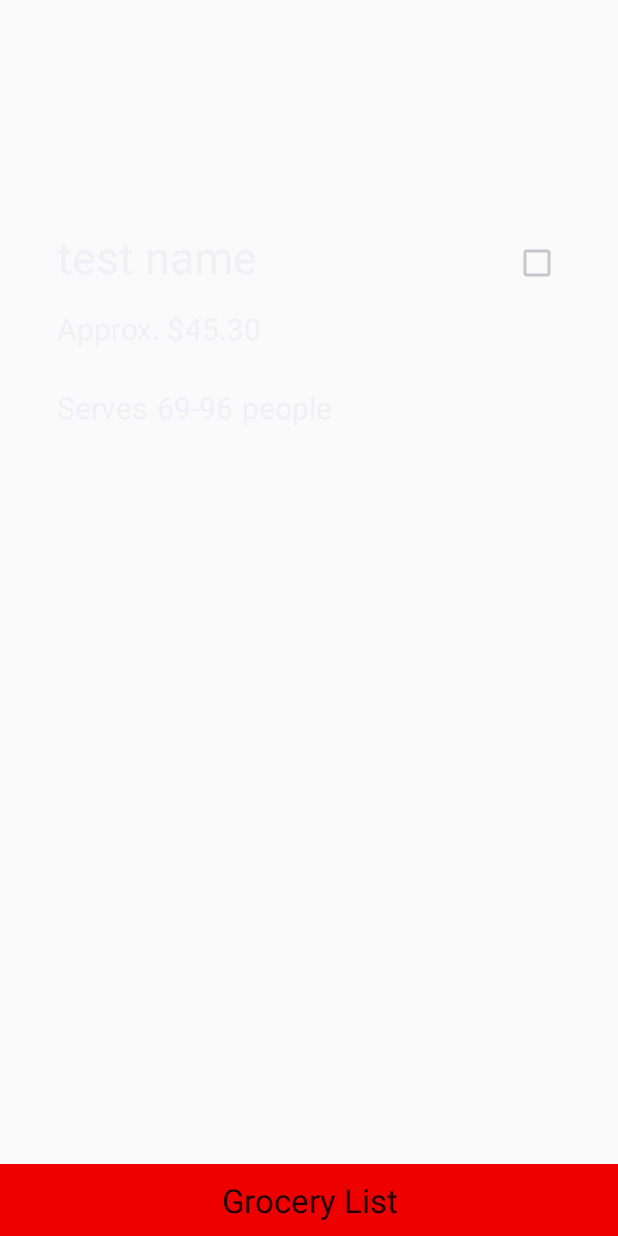
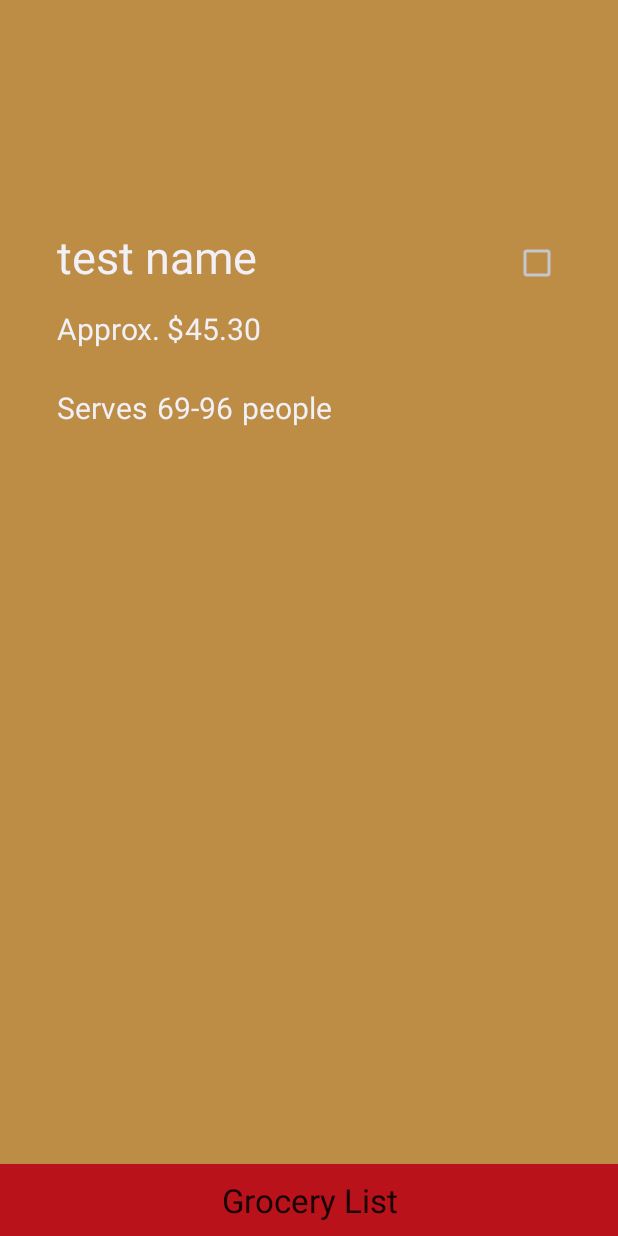
Before and after one commit to dl2xu/FeedMid, an Android app: the RecipeListView screen opened directly, with no data from a screen before it, on a phone screen of 412 x 824 dp. Run offline under Robolectric (Android 15) with nearby library versions, the phone set to English and light mode, and no system bars.

Commit message:
Page design formatting
Changed colors of secondary pages to match main page.

```diff
--- a/app/src/main/res/layout/recipe_list_view.xml
+++ b/app/src/main/res/layout/recipe_list_view.xml
@@ -6,13 +6,18 @@
         android:layout_width="match_parent"
         android:layout_height="495dp"
         android:id="@+id/ingredientScrollView"
-        android:layout_centerHorizontal="true" >
-
+        android:layout_centerHorizontal="true"
+        android:background="#BD8D46"
+        android:layout_above="@+id/button2"
+        android:layout_alignParentTop="true">
         <LinearLayout
             android:orientation="vertical"
             android:layout_width="match_parent"
             android:layout_height="match_parent"
-            android:id="@+id/ingredientList"></LinearLayout>
+            android:id="@+id/ingredientList"
+            android:background="#FCFAE1"
+            >
+            </LinearLayout>
     </ScrollView>
 
     <Button
@@ -21,7 +26,7 @@
         android:text="Grocery List"
         android:id="@+id/button2"
         android:layout_gravity="center_horizontal|bottom"
-        android:background="#ee0000"
+        android:background="#B9121B"
         android:layout_alignParentBottom="true"
         android:layout_centerHorizontal="true"
         android:textAppearance="@android:style/TextAppearance.Large" />
--- a/app/src/main/res/layout/sample_recipe_view.xml
+++ b/app/src/main/res/layout/sample_recipe_view.xml
@@ -1,7 +1,8 @@
 <RelativeLayout xmlns:android="http://schemas.android.com/apk/res/android"
     xmlns:app="http://schemas.android.com/apk/res-auto"
     android:layout_width="match_parent"
-    android:layout_height="200dp">
+    android:layout_height="200dp"
+    android:background="#BD8D46">
 
     <TextView
         android:layout_width="wrap_content"
```
